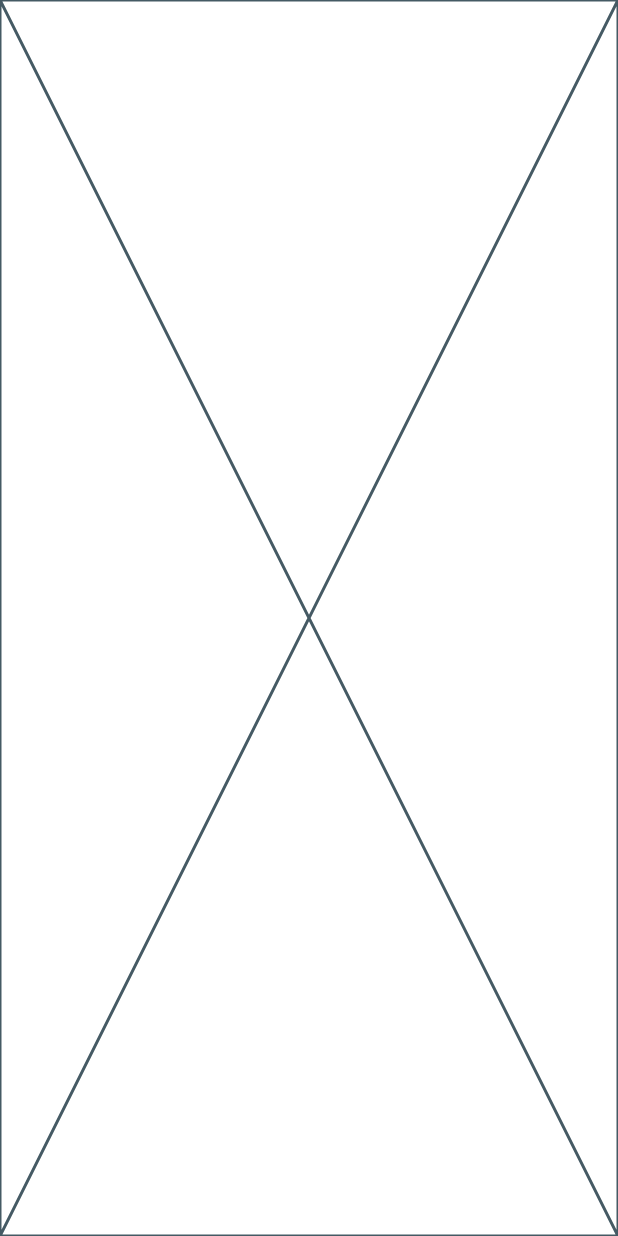
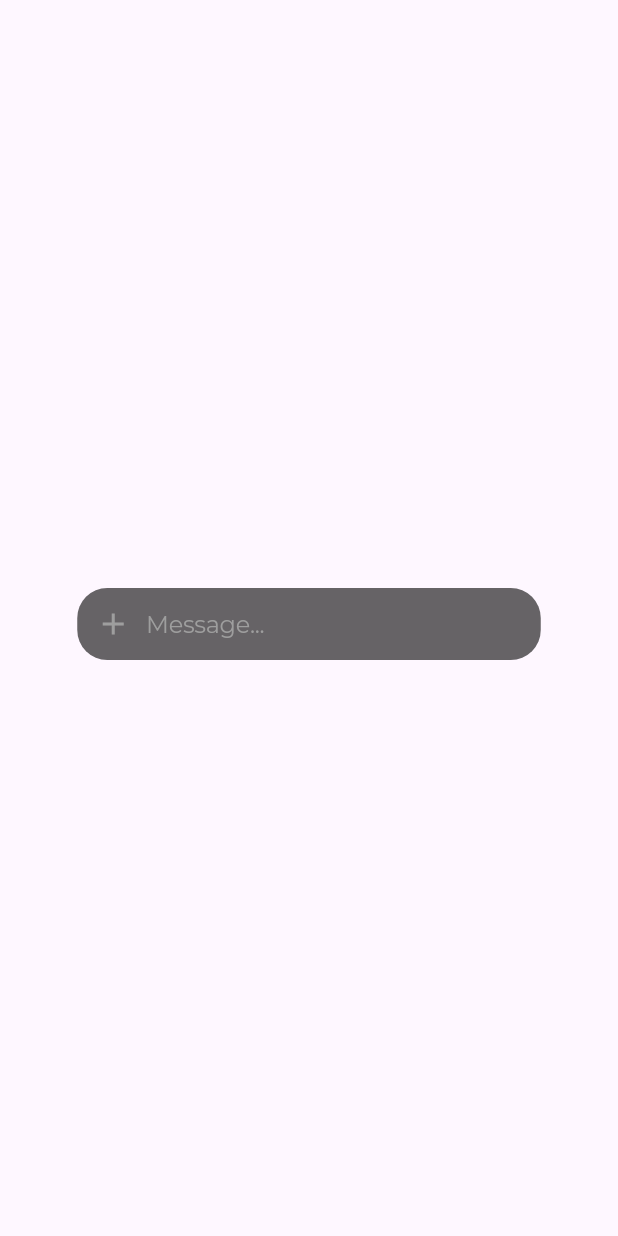
Before and after one commit to OmkarKhilari/our-chat-app, a Flutter app: the screen it shows after launch, on a phone screen of 412 x 824 dp. Run offline on Flutter 3.47's test engine with Material 3 defaults, Android fonts, the phone set to English and light mode, and no system bars; our stand-ins replace google_fonts.

Commit message:
custom textfield made

```diff
--- a/lib/components/custom_textfield.dart
+++ b/lib/components/custom_textfield.dart
@@ -1 +1,46 @@
 import 'package:flutter/material.dart';
+import 'package:google_fonts/google_fonts.dart';
+
+class CustomTextfield extends StatelessWidget {
+  const CustomTextfield({super.key});
+
+  @override
+  Widget build(BuildContext context) {
+  double width = MediaQuery.of(context).size.width;
+
+    return Container(
+      width: width*0.75,
+      margin: EdgeInsets.only(top: 8),
+      decoration: BoxDecoration(
+        color: Color(0xff000000).withOpacity(0.6),
+        borderRadius: BorderRadius.circular(20)
+      ),
+      // padding: EdgeInsets.only(left: 12,right: 12),
+      child: TextField(
+        decoration: InputDecoration(
+          hintText: 'Message...',
+          hintStyle: GoogleFonts.montserrat(
+            fontSize: 16,
+            fontWeight: FontWeight.w400,
+            color: Colors.grey
+          ),
+          icon: IconButton(
+            onPressed: () {},
+            icon: Icon(Icons.add),
+            color: Colors.grey,
+            ),
+          contentPadding: EdgeInsets.symmetric(horizontal: -18),
+          border: InputBorder.none,
+          focusColor: Color(0xffFFFFFF),
+        ),
+        style: GoogleFonts.montserrat(
+          fontSize: 16,
+          fontWeight: FontWeight.w400,
+          letterSpacing: -0.2,
+          color: Color(0xffFFFFFF)
+        ),
+        maxLines: null,
+      ),
+    );
+  }
+}
--- a/lib/main.dart
+++ b/lib/main.dart
@@ -1,4 +1,5 @@
 import 'package:flutter/material.dart';
+import 'package:our_chat_app/components/custom_textfield.dart';
 
 void main() {
   runApp(const MyApp());
@@ -12,7 +13,7 @@ class MyApp extends StatelessWidget {
   Widget build(BuildContext context) {
     return MaterialApp(
       title: 'Our Chat App',
-      home: const Placeholder(),
+      home: Scaffold(body: SafeArea(child: Center(child: CustomTextfield(),))),
     );
   }
 }
```
